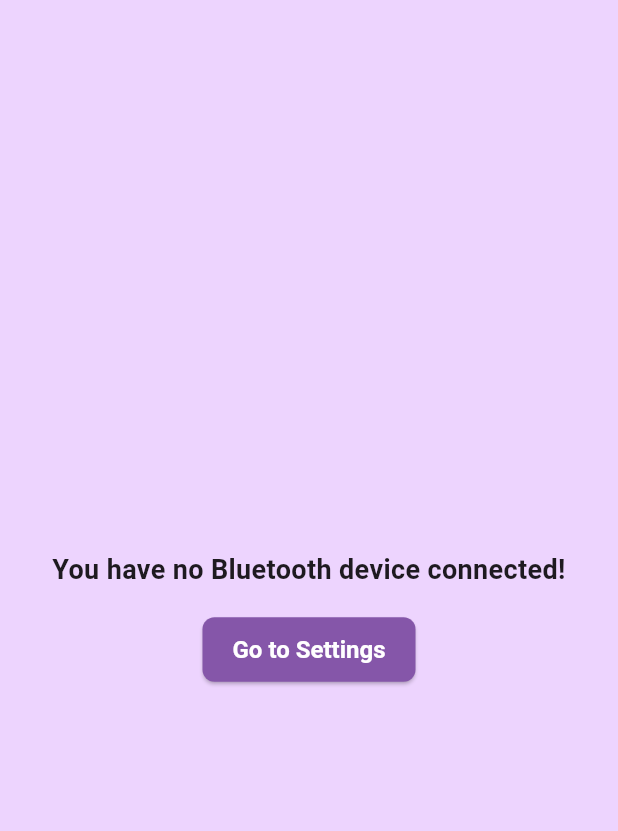
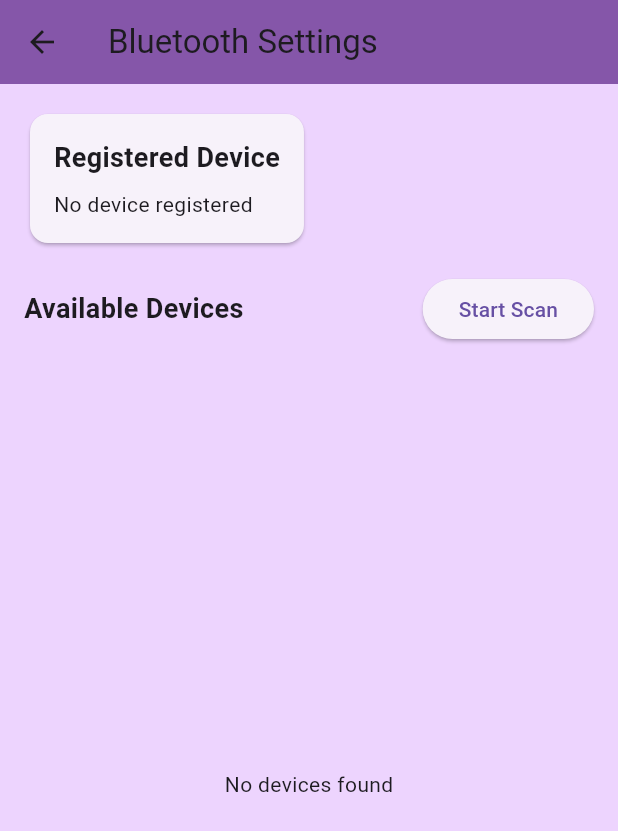
Before and after one commit to Nolelle/headphonemobileapp, a Flutter app: the MainNavigation screen opened directly with empty values, on a phone screen of 412 x 824 dp. Shown: the top 831 px of the screen. Run offline on Flutter 3.47's test engine with Material 3 defaults, Android fonts, the phone set to English and light mode, and no system bars; our stand-ins replace audioplayers, flutter_blue_plus, permission_handler, shared_preferences; missing offline and left inert: external_app_launcher; accounts and stored records are empty.

Commit message:
Refactor Bluetooth Management and Add Comprehensive Bluetooth Settings
- Completely restructured Bluetooth management with new provider and service architecture
- Added BluetoothWrapper to handle device connection state
- Implemented comprehensive Bluetooth settings page with device scanning and registration
- Removed legacy Bluetooth manager and simplified connection handling
- Updated main navigation and app initialization to use new Bluetooth provider
- Cleaned up and removed redundant Bluetooth-related code

```diff
--- a/lib/core/main_nav.dart
+++ b/lib/core/main_nav.dart
@@ -1,13 +1,13 @@
 import 'package:flutter/material.dart';
-import 'package:projects/features/bluetooth/views/screens/bluetooth_page.dart';
 import 'package:flutter_blue_plus/flutter_blue_plus.dart';
-import 'package:projects/core/utils/bluetooth_manager.dart';
 import '../features/presets/views/screens/preset_list_page.dart';
 import '../features/settings/views/settings_page.dart';
 import '../features/sound_test/views/sound_test_page.dart';
 import '../features/presets/providers/preset_provider.dart';
 import 'package:provider/provider.dart';
 import 'package:external_app_launcher/external_app_launcher.dart';
+import '../features/bluetooth/views/screens/bluetooth_settings_page.dart';
+import '../features/bluetooth/providers/bluetooth_provider.dart';
 
 class MainNavigation extends StatefulWidget {
   final Map<String, dynamic> presetData;
@@ -23,8 +23,6 @@
 
 class _MainNavigationState extends State<MainNavigation> {
   int _selectedIndex = 1; // Changed to 1 to make Presets the middle tab
-  bool bluetoothDeviceConnected = false;
-  final BluetoothManager _bluetoothManager = BluetoothManager();
 
   late final List<Widget> _pages;
 
@@ -38,35 +36,25 @@
           presetProvider: provider,
         ),
       ),
-      //changes the settings page to bluetooth page
-      BluetoothPage(),
+      const BluetoothSettingsPage(),
     ];
-    _checkBluetoothConnection();
-  }
-
-  // Checking Bluetooth connection state using BluetoothManager
-  Future<void> _checkBluetoothConnection() async {
-    try {
-      // Check connected devices using BluetoothManager
-      await _bluetoothManager.checkConnectedDevices();
-
-      // Update UI based on connection status
-      setState(() {
-        bluetoothDeviceConnected = _bluetoothManager.bluetoothDeviceConnected;
-      });
-    } catch (e) {
-      print("Error checking Bluetooth connection: $e");
-    }
   }
 
   @override
   Widget build(BuildContext context) {
-    if (bluetoothDeviceConnected) {
+    return Consumer<BluetoothProvider>(
+      builder: (context, bluetoothProvider, _) {
+        if (!bluetoothProvider.isDeviceConnected) {
+          return const BluetoothSettingsPage();
+        }
         return Scaffold(
           appBar: AppBar(
             title: Text(
               _getTitle(),
-            style: const TextStyle(fontSize: 24.0, fontWeight: FontWeight.bold, color: Colors.white),
+              style: const TextStyle(
+                  fontSize: 24.0,
+                  fontWeight: FontWeight.bold,
+                  color: Colors.white),
             ),
             backgroundColor: const Color.fromRGBO(133, 86, 169, 1.00),
             centerTitle: true,
@@ -100,39 +88,8 @@
             elevation: 8,
           ),
         );
-    } else {
-      // No Bluetooth device connected
-      return Scaffold(
-        body: Center(
-          child: Column(
-            mainAxisAlignment: MainAxisAlignment.center,
-            crossAxisAlignment: CrossAxisAlignment.center,
-            children: [
-              const Text(
-                "You have no Bluetooth device connected!",
-                style: TextStyle(fontSize: 18, fontWeight: FontWeight.bold),
-                textAlign: TextAlign.center,
-              ),
-              const SizedBox(height: 16),
-              ElevatedButton(
-                style: ElevatedButton.styleFrom(
-                  backgroundColor: const Color.fromRGBO(133, 86, 169, 1.00),
-                  padding: const EdgeInsets.symmetric(horizontal: 20, vertical: 12),
-                  textStyle: const TextStyle(fontSize: 16, fontWeight: FontWeight.bold),
-                ),
-                onPressed: () async {
-                  var openAppResult = await LaunchApp.openApp(
-                    androidPackageName: "com.android.settings",
+      },
     );
-                },
-                child: const Text("Go to Settings"),
-              ),
-
-            ],
-          ),
-        ),
-      );
-    }
   }
 
   // Handle navigation bar item selection
--- a/lib/core/utils/bluetooth_manager.dart
+++ /dev/null
@@ -1,40 +0,0 @@
-import 'package:flutter_blue_plus/flutter_blue_plus.dart';
-
-class BluetoothManager {
-  // Singleton instance for the BluetoothManager
-  static final BluetoothManager _instance = BluetoothManager._internal();
-  factory BluetoothManager() => _instance;
-  BluetoothManager._internal();
-
-  bool get bluetoothDeviceConnected => false;
-
-  // Function to start scanning for Bluetooth devices
-  void startScanning() {
-    // Using FlutterBluePlus directly, no instance variable needed
-    FlutterBluePlus.scan().listen((scanResult) {
-      print('Found device: ${scanResult.device.name}');
-    }, onError: (error) {
-      print('Error while scanning: $error');
-    });
-  }
-
-  // Function to stop scanning for devices
-  void stopScanning() {
-    // Stop scanning directly using FlutterBluePlus
-    FlutterBluePlus.stopScan();  // Directly call stopScan
-    print("Stopped scanning for devices.");
-  }
-
-  // Function to check currently connected devices
-  Future<void> checkConnectedDevices() async {
-    // Directly use FlutterBluePlus to get connected devices
-    List<BluetoothDevice> connectedDevices = await FlutterBluePlus.connectedDevices;
-    if (connectedDevices.isNotEmpty) {
-      for (BluetoothDevice device in connectedDevices) {
-        print("Connected device: ${device.name}");
-      }
-    } else {
-      print("No devices are currently connected.");
-    }
-  }
-}
--- a/lib/features/bluetooth/services/bluetooth_service.dart
+++ b/lib/features/bluetooth/services/bluetooth_service.dart
@@ -1,7 +1,6 @@
 // lib/features/bluetooth/services/bluetooth_service.dart
-
 import 'package:flutter_blue_plus/flutter_blue_plus.dart';
-
+import 'package:external_app_launcher/external_app_launcher.dart';
 import 'package:permission_handler/permission_handler.dart';
 
 Future<void> requestPermissions() async {
@@ -12,10 +11,19 @@
 }
 
 class MyBluetoothService {
+  Stream<bool> listenToBluetoothState() {
+    return FlutterBluePlus.adapterState
+        .map((state) => state == BluetoothAdapterState.on);
+  }
+
+  Future<List<BluetoothDevice>> getConnectedDevices() async {
+    return FlutterBluePlus.connectedDevices;
+  }
+
   // Start scanning for BLE devices
   Stream<List<ScanResult>> startScan() {
     // Start scanning. It doesn't return a value, so we just call it.
-    FlutterBluePlus.startScan(timeout: Duration(seconds: 4));
+    FlutterBluePlus.startScan(timeout: const Duration(seconds: 4));
 
     // Return the stream of scan results that you can listen to
     return FlutterBluePlus.scanResults;
@@ -25,4 +33,27 @@
   void stopScan() {
     FlutterBluePlus.stopScan();
   }
+
+  Future<void> openBluetoothSettings() async {
+    await LaunchApp.openApp(
+        androidPackageName: "com.android.settings", openStore: false);
+  }
+
+  Future<void> connectToDevice(String deviceId) async {
+    final devices = FlutterBluePlus.connectedDevices;
+    final device = devices.firstWhere(
+      (d) => d.id.toString() == deviceId,
+      orElse: () => throw Exception('Device not found'),
+    );
+    await device.connect();
+  }
+
+  Future<void> disconnectDevice(String deviceId) async {
+    final devices = FlutterBluePlus.connectedDevices;
+    final device = devices.firstWhere(
+      (d) => d.id.toString() == deviceId,
+      orElse: () => throw Exception('Device not found'),
+    );
+    await device.disconnect();
+  }
 }
--- /dev/null
+++ b/lib/features/bluetooth/views/screens/bluetooth_settings_page.dart
@@ -0,0 +1,127 @@
+import 'package:flutter/material.dart';
+import 'package:provider/provider.dart';
+import '../../providers/bluetooth_provider.dart';
+import 'package:flutter_blue_plus/flutter_blue_plus.dart';
+
+class BluetoothSettingsPage extends StatelessWidget {
+  const BluetoothSettingsPage({super.key});
+
+  @override
+  Widget build(BuildContext context) {
+    return Scaffold(
+      appBar: AppBar(
+        title: const Text('Bluetooth Settings'),
+        backgroundColor: const Color.fromRGBO(133, 86, 169, 1.00),
+      ),
+      backgroundColor: const Color.fromRGBO(237, 212, 254, 1.00),
+      body: Consumer<BluetoothProvider>(
+        builder: (context, provider, _) {
+          return Padding(
+            padding: const EdgeInsets.all(16.0),
+            child: Column(
+              crossAxisAlignment: CrossAxisAlignment.start,
+              children: [
+                // Registered Device Section
+                Card(
+                  child: Padding(
+                    padding: const EdgeInsets.all(16.0),
+                    child: Column(
+                      crossAxisAlignment: CrossAxisAlignment.start,
+                      children: [
+                        const Text(
+                          'Registered Device',
+                          style: TextStyle(
+                            fontSize: 18,
+                            fontWeight: FontWeight.bold,
+                          ),
+                        ),
+                        const SizedBox(height: 8),
+                        if (provider.registeredDeviceId != null) ...[
+                          Text('Device ID: ${provider.registeredDeviceId}'),
+                          const SizedBox(height: 8),
+                          Row(
+                            children: [
+                              ElevatedButton(
+                                onPressed: provider.isDeviceConnected
+                                    ? provider.disconnectDevice
+                                    : provider.connectToDevice,
+                                child: Text(
+                                  provider.isDeviceConnected
+                                      ? 'Disconnect'
+                                      : 'Connect',
+                                ),
+                              ),
+                              const SizedBox(width: 8),
+                              ElevatedButton(
+                                onPressed: provider.deregisterDevice,
+                                style: ElevatedButton.styleFrom(
+                                  backgroundColor: Colors.red,
+                                ),
+                                child: const Text('Deregister'),
+                              ),
+                            ],
+                          ),
+                        ] else
+                          const Text('No device registered'),
+                      ],
+                    ),
+                  ),
+                ),
+                const SizedBox(height: 16),
+                // Scan Section
+                Row(
+                  mainAxisAlignment: MainAxisAlignment.spaceBetween,
+                  children: [
+                    const Text(
+                      'Available Devices',
+                      style: TextStyle(
+                        fontSize: 18,
+                        fontWeight: FontWeight.bold,
+                      ),
+                    ),
+                    ElevatedButton(
+                      onPressed: provider.isScanning
+                          ? provider.stopScan
+                          : provider.startScan,
+                      child: Text(
+                        provider.isScanning ? 'Stop Scan' : 'Start Scan',
+                      ),
+                    ),
+                  ],
+                ),
+                const SizedBox(height: 8),
+                Expanded(
+                  child: provider.scanResults.isEmpty
+                      ? Center(
+                          child: provider.isScanning
+                              ? const CircularProgressIndicator()
+                              : const Text('No devices found'),
+                        )
+                      : ListView.builder(
+                          itemCount: provider.scanResults.length,
+                          itemBuilder: (context, index) {
+                            final result = provider.scanResults[index];
+                            return ListTile(
+                              title: Text(
+                                result.device.name.isNotEmpty
+                                    ? result.device.name
+                                    : 'Unknown Device',
+                              ),
+                              subtitle: Text(result.device.id.toString()),
+                              trailing: ElevatedButton(
+                                onPressed: () =>
+                                    provider.registerDevice(result.device),
+                                child: const Text('Register'),
+                              ),
+                            );
+                          },
+                        ),
+                ),
+              ],
+            ),
+          );
+        },
+      ),
+    );
+  }
+}
```
Also changed, not shown: lib/features/bluetooth/providers/bluetooth_provider.dart (+113 -54 lines), lib/features/bluetooth/views/screens/bluetooth_page.dart (deleted, +0 -88 lines), lib/features/bluetooth/views/widgets/bluetooth_wrapper.dart (added, +44 -0 lines), lib/features/presets/views/screens/preset_list_page.dart (+60 -60 lines), lib/main.dart (+16 -4 lines), pubspec.lock, 3 other files. Lines whose indentation alone changed are shown as unchanged.
